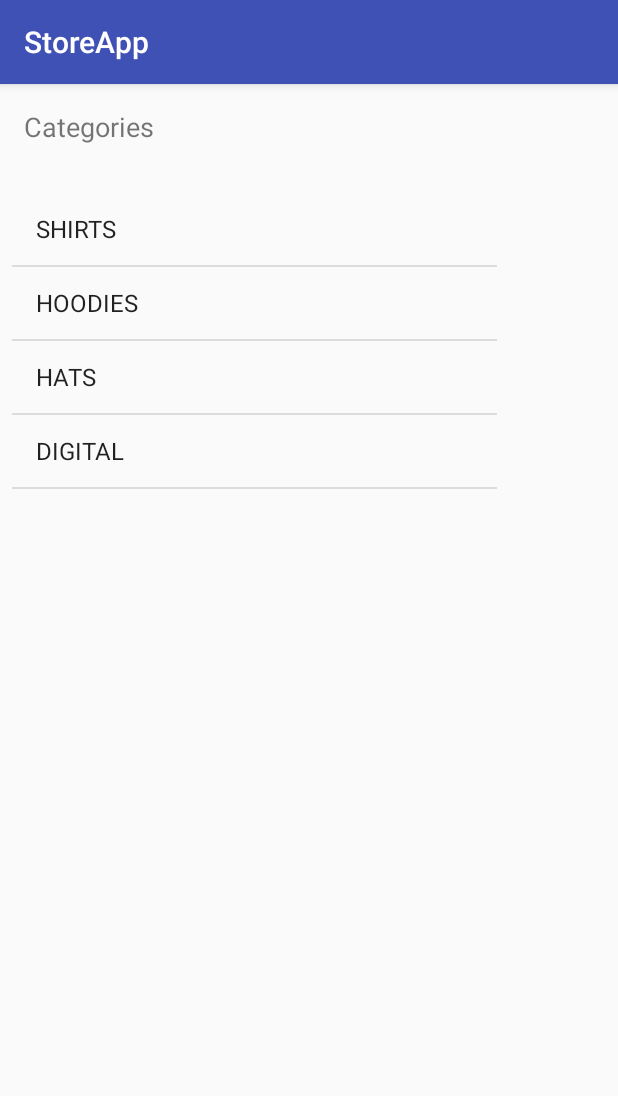
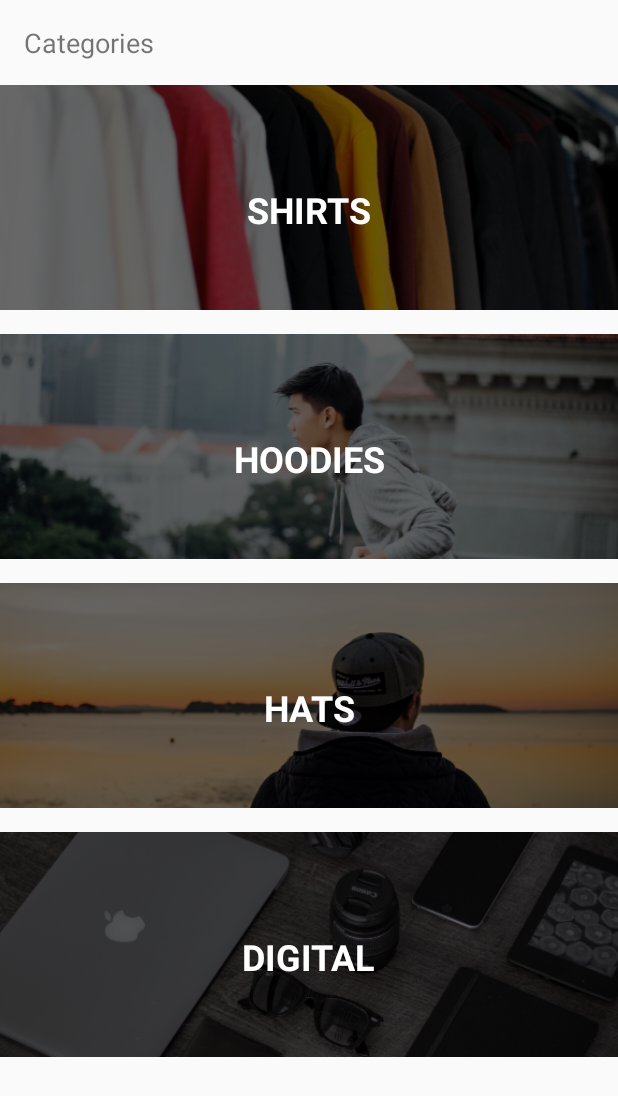
Before and after one commit to mcrisostomo9/StoreDemo, an Android app: the screen it shows after launch (MainActivity), on a phone screen of 412 x 824 dp. Shown: the top 1096 px of the screen. Run offline under Robolectric (Android 15) with nearby library versions, the phone set to English and light mode, and no system bars.

Commit message:
usage of holder recycler view

```diff
--- /dev/null
+++ b/app/src/main/java/com/markcrisostomo/storeapp/Adapters/CategoryAdapter.kt
@@ -0,0 +1,62 @@
+package com.markcrisostomo.storeapp.Adapters
+
+import android.content.Context
+import android.view.LayoutInflater
+import android.view.View
+import android.view.ViewGroup
+import android.widget.BaseAdapter
+import android.widget.ImageView
+import android.widget.TextView
+import com.markcrisostomo.storeapp.Model.Category
+import com.markcrisostomo.storeapp.R
+
+
+class CategoryAdapter(context: Context, categories: List<Category>) : BaseAdapter() {
+
+    val context = context
+    val categories = categories
+
+    override fun getView(position: Int, convertView: View?, parent: ViewGroup?): View {
+        val categoryView: View
+        val holder: ViewHolder
+
+        if (convertView == null) {
+            categoryView = LayoutInflater.from(context).inflate(R.layout.category_list_item, null)
+            holder = ViewHolder()
+            holder.categoryImage = categoryView.findViewById(R.id.categoryImage)
+            holder.categoryName = categoryView.findViewById(R.id.categoryName)
+            categoryView.tag  = holder
+        } else {
+            holder = convertView.tag as ViewHolder
+            categoryView = convertView
+        }
+
+        val category = categories[position]
+
+        val resourceId = context.resources.getIdentifier(category.image, "drawable", context.packageName)
+        holder.categoryImage?.setImageResource(resourceId)
+
+        holder.categoryName?.text = category.title
+        return categoryView
+    }
+
+    override fun getItem(position: Int): Any {
+        return categories[position]
+    }
+
+    override fun getItemId(position: Int): Long {
+        return 0
+    }
+
+    override fun getCount(): Int {
+        return categories.count()
+    }
+
+
+    private class ViewHolder {
+        var categoryImage: ImageView ?= null
+        var categoryName: TextView? = null
+
+    }
+
+}
--- a/app/src/main/java/com/markcrisostomo/storeapp/Controller/MainActivity.kt
+++ b/app/src/main/java/com/markcrisostomo/storeapp/Controller/MainActivity.kt
@@ -3,6 +3,7 @@ package com.markcrisostomo.storeapp.Controller
 import android.support.v7.app.AppCompatActivity
 import android.os.Bundle
 import android.widget.ArrayAdapter
+import com.markcrisostomo.storeapp.Adapters.CategoryAdapter
 import com.markcrisostomo.storeapp.Model.Category
 import com.markcrisostomo.storeapp.R
 import com.markcrisostomo.storeapp.Services.DataService
@@ -10,14 +11,13 @@ import kotlinx.android.synthetic.main.activity_main.*
 
 class MainActivity : AppCompatActivity() {
 
-    lateinit var adapter : ArrayAdapter<Category>
+    lateinit var adapter : CategoryAdapter
 
     override fun onCreate(savedInstanceState: Bundle?) {
         super.onCreate(savedInstanceState)
         setContentView(R.layout.activity_main)
 
-        adapter = ArrayAdapter(this,
-                android.R.layout.simple_list_item_1,
+        adapter = CategoryAdapter(this,
                 DataService.categories
                 )
         categoryListView.adapter = adapter
--- a/app/src/main/res/layout/activity_main.xml
+++ b/app/src/main/res/layout/activity_main.xml
@@ -2,8 +2,8 @@
 <android.support.constraint.ConstraintLayout xmlns:android="http://schemas.android.com/apk/res/android"
     xmlns:app="http://schemas.android.com/apk/res-auto"
     xmlns:tools="http://schemas.android.com/tools"
-    android:layout_width="339dp"
-    android:layout_height="339dp"
+    android:layout_width="match_parent"
+    android:layout_height="match_parent"
     tools:context="com.markcrisostomo.storeapp.Controller.MainActivity">
 
     <TextView
@@ -20,16 +20,15 @@
     <ListView
         android:id="@+id/categoryListView"
         android:layout_width="0dp"
-        android:layout_height="368dp"
-        android:layout_marginBottom="16dp"
-        android:layout_marginEnd="8dp"
-        android:layout_marginStart="8dp"
-        android:layout_marginTop="32dp"
+        android:layout_height="0dp"
+        android:layout_marginTop="16dp"
         app:layout_constraintBottom_toBottomOf="parent"
         app:layout_constraintEnd_toEndOf="parent"
         app:layout_constraintHorizontal_bias="0.0"
         app:layout_constraintStart_toStartOf="parent"
         app:layout_constraintTop_toBottomOf="@+id/textView2"
-        app:layout_constraintVertical_bias="0.0" />
+        app:layout_constraintVertical_bias="0.0"
+        android:divider="@null"
+        />
 
 </android.support.constraint.ConstraintLayout>
--- a/app/src/main/res/layout/category_list_item.xml
+++ b/app/src/main/res/layout/category_list_item.xml
@@ -10,6 +10,7 @@
         android:id="@+id/categoryImage"
         android:layout_width="0dp"
         android:layout_height="150dp"
+        android:layout_marginBottom="16dp"
         android:scaleType="centerCrop"
         app:layout_constraintBottom_toBottomOf="parent"
         app:layout_constraintEnd_toEndOf="parent"
--- a/app/src/main/res/values/styles.xml
+++ b/app/src/main/res/values/styles.xml
@@ -1,7 +1,7 @@
 <resources>
 
     <!-- Base application theme. -->
-    <style name="AppTheme" parent="Theme.AppCompat.Light.DarkActionBar">
+    <style name="AppTheme" parent="Theme.AppCompat.Light.NoActionBar">
         <!-- Customize your theme here. -->
         <item name="colorPrimary">@color/colorPrimary</item>
         <item name="colorPrimaryDark">@color/colorPrimaryDark</item>
```
